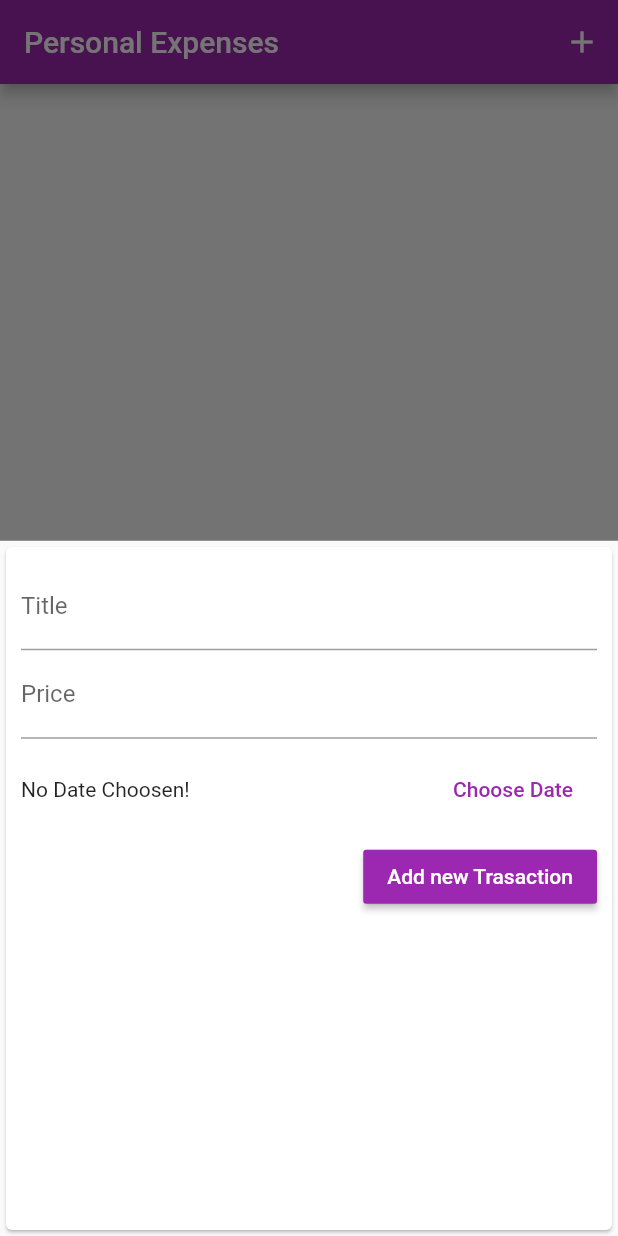
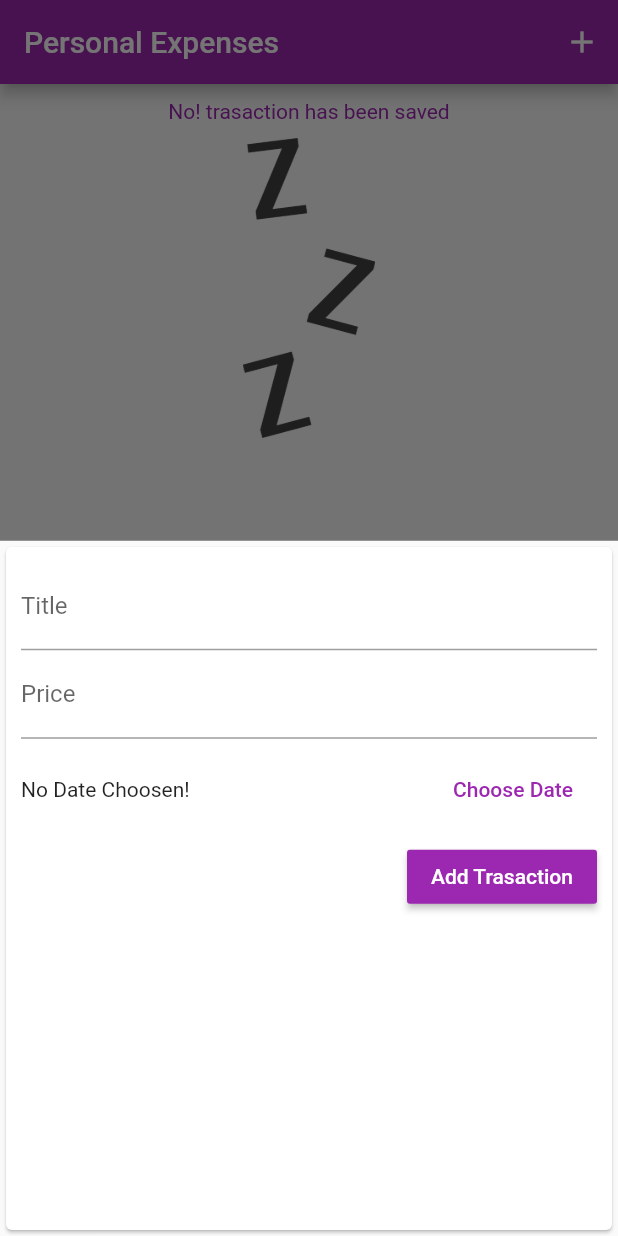
Before and after one commit to ubaidbadar/Personal-Expenses-Flutter-App, a Flutter app: the screen it shows after launch, after a tap on the "add" icon, on a phone screen of 412 x 824 dp. Run offline on Flutter 3.47's test engine with Material 2 defaults, Android fonts, the phone set to English and light mode, and no system bars; our stand-ins replace date_format.

Commit message:
add_basic_designs

```diff
--- a/lib/main.dart
+++ b/lib/main.dart
@@ -7,7 +7,6 @@ class MyApp extends StatelessWidget {
   @override
   Widget build(BuildContext context) {
     return MaterialApp(
-      home: MyHomePage(),
       title: 'Personal Expenses',
       theme: ThemeData(
         primarySwatch: Colors.purple,
@@ -20,6 +19,7 @@ class MyApp extends StatelessWidget {
           button: TextStyle(color: Colors.white)
         )
       ),
+      home: MyHomePage(),
     );
   }
 }
--- a/lib/widgets/home-page.dart
+++ b/lib/widgets/home-page.dart
@@ -1,6 +1,9 @@
 import 'package:flutter/material.dart';
 import 'package:personalexpenses/modals/transaction.dart';
+import 'package:personalexpenses/widgets/chart.dart';
+// import 'package:personalexpenses/widgets/chart.dart';
 import 'package:personalexpenses/widgets/new-transaction.dart';
+import 'package:personalexpenses/widgets/transaction-list.dart';
 
 class MyHomePage extends StatefulWidget {
   @override
@@ -9,14 +12,32 @@ class MyHomePage extends StatefulWidget {
 
 class _MyHomePageState extends State<MyHomePage> {
   void _startAddingTransaction() {
-    showModalBottomSheet(context: context, builder: (ctx){
-      return NewTransaction(_addTx);
+    showModalBottomSheet(
+        context: context,
+        builder: (ctx) {
+          return NewTransaction(_addTx);
+        });
+  }
+
+  final List<Transaction> _transactions = [];
+  void _addTx(Transaction tx) {
+    setState(() {
+      _transactions.add(tx);
     });
   }
-  final List<Transaction> _transactions = [];
-  void _addTx(Transaction tx){
-    _transactions.add(tx);
+
+  void _deleteTx(String id) {
+    setState(() {
+      _transactions.removeWhere((tx) => tx.id == id);
+    });
   }
+
+  List<Transaction> get _recentTransactions {
+    return _transactions.where((tx) {
+      return tx.date.isAfter(DateTime.now().subtract(Duration(days: 7)));
+    }).toList();
+  }
+
   @override
   Widget build(BuildContext context) {
     return Scaffold(
@@ -29,6 +50,38 @@ class _MyHomePageState extends State<MyHomePage> {
           )
         ],
       ),
+      body: Container(
+        margin: EdgeInsets.all(10),
+        child: Column(
+          children: _transactions.isEmpty
+              ? <Widget>[
+                  Center(
+                    child: Text(
+                      'No! trasaction has been saved',
+                      style: TextStyle(
+                        color: Theme.of(context).primaryColor,
+                        // fontSize: 18,
+                      ),
+                    ),
+                  ),
+                  SizedBox(height: 10),
+                  Image(
+                    image: AssetImage('images/waiting.png'),
+                    fit: BoxFit.cover,
+                    height: 200,
+                  )
+                ]
+              : <Widget>[
+                  Chart(_recentTransactions),
+                  TransactionList(_transactions, _deleteTx)
+                ],
+        ),
+      ),
+      floatingActionButton: FloatingActionButton(
+        child: Icon(Icons.add),
+        onPressed: _startAddingTransaction,
+      ),
+      floatingActionButtonLocation: FloatingActionButtonLocation.centerFloat,
     );
   }
 }
--- a/lib/widgets/new-transaction.dart
+++ b/lib/widgets/new-transaction.dart
@@ -20,6 +20,7 @@ class _NewTransactionState extends State<NewTransaction> {
       return;
     }
     widget._addTx(Transaction(title: title, price: price, date: _date, id: DateTime.now().toString()));
+    Navigator.pop(context);
   }
 
   void _selectDate() {
@@ -77,7 +78,7 @@ class _NewTransactionState extends State<NewTransaction> {
             ),
             RaisedButton(
               child: Text(
-                'Add new Trasaction',
+                'Add Trasaction',
                 style:
                     TextStyle(color: Theme.of(context).textTheme.button.color),
               ),
```
Also changed, not shown: lib/widgets/chart.dart (added, +81 -0 lines), lib/widgets/transaction-list.dart (added, +38 -0 lines).
